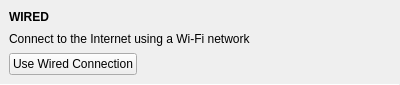
This is plugins/NetworkPlugin/onboarding/wiredonboardingsetup.ui in theCheeseboard/thedesk as Qt 5 draws it before an edit. The edited form follows.
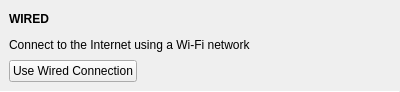
This is the edited form. Icons and pictures are not drawn. Custom widgets are drawn as their Qt base class.

Diff of the .ui file:
```diff
--- a/plugins/NetworkPlugin/onboarding/wiredonboardingsetup.ui
+++ b/plugins/NetworkPlugin/onboarding/wiredonboardingsetup.ui
@@ -7,7 +7,7 @@
     <x>0</x>
     <y>0</y>
     <width>400</width>
-    <height>85</height>
+    <height>92</height>
    </rect>
   </property>
   <property name="windowTitle">
```
Left out of the diff: 2 changed lines with no effect on the pictures.
